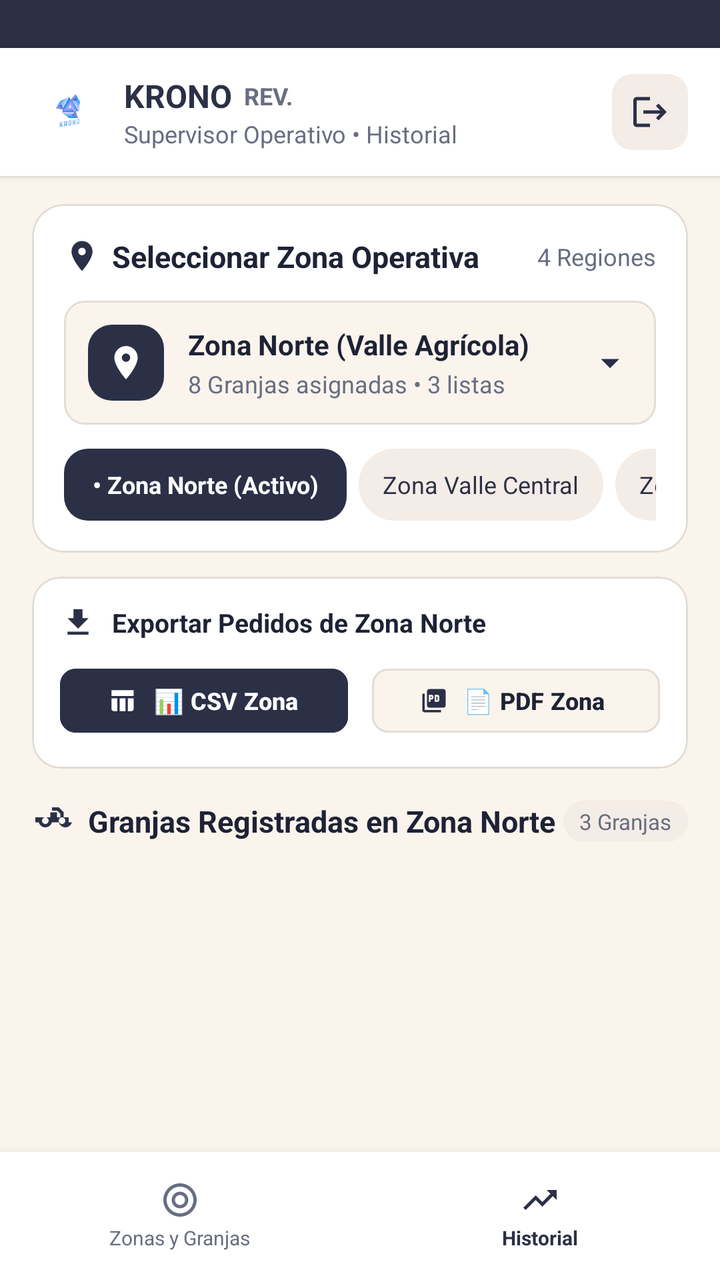
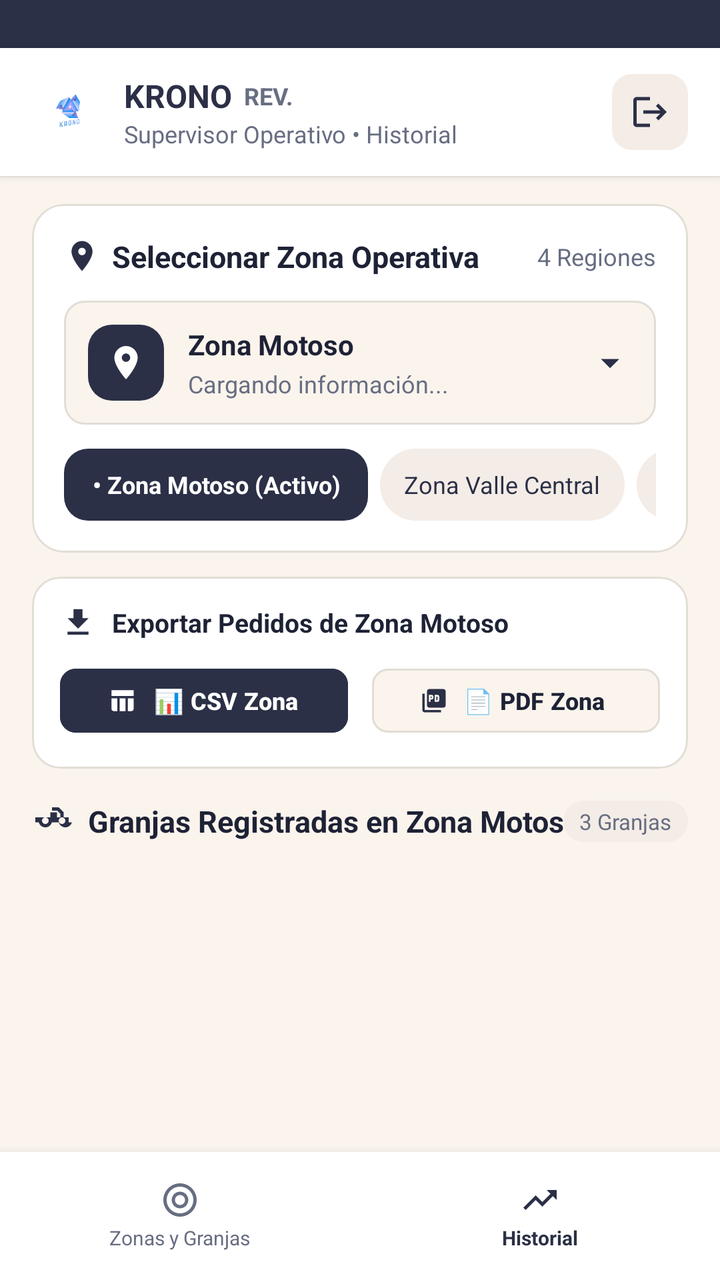

Compare the two renders of this Android layout. The source of the first and the diff that turns it into the second are given below.
<!-- AndroidManifest.xml: application theme Theme.Ferreteria -->
<!-- res/layout/activity_sup_historial.xml -->
<?xml version="1.0" encoding="utf-8"?>
<RelativeLayout xmlns:android="http://schemas.android.com/apk/res/android"
    xmlns:app="http://schemas.android.com/apk/res-auto"
    xmlns:tools="http://schemas.android.com/tools"
    android:layout_width="match_parent"
    android:layout_height="match_parent"
    android:background="@color/krono_bg"
    tools:context=".SupervisorActivity">

    
    <View
        android:id="@+id/statusBarBg"
        android:layout_width="match_parent"
        android:layout_height="24dp"
        android:layout_alignParentTop="true"
        android:background="@color/krono_navy" />

    
    <LinearLayout
        android:id="@+id/topBar"
        android:layout_width="match_parent"
        android:layout_height="64dp"
        android:layout_below="@id/statusBarBg"
        android:background="@color/white"
        android:elevation="2dp"
        android:gravity="center_vertical"
        android:orientation="horizontal"
        android:paddingHorizontal="16dp">

        <ImageView
            android:layout_width="36dp"
            android:layout_height="36dp"
            android:contentDescription="@string/cd_logo"
            android:src="@drawable/logo" />

        <LinearLayout
            android:layout_width="0dp"
            android:layout_height="wrap_content"
            android:layout_marginStart="10dp"
            android:layout_weight="1"
            android:orientation="vertical">

            <LinearLayout
                android:layout_width="wrap_content"
                android:layout_height="wrap_content"
                android:gravity="center_vertical">

                <TextView
                    android:layout_width="wrap_content"
                    android:layout_height="wrap_content"
                    android:text="@string/app_name"
                    android:textColor="@color/krono_navy"
                    android:textSize="16sp"
                    android:textStyle="bold" />

                <TextView
                    android:layout_width="wrap_content"
                    android:layout_height="wrap_content"
                    android:layout_marginStart="6dp"
                    android:text="REV."
                    android:textColor="@color/krono_text_secondary"
                    android:textSize="12sp"
                    android:textStyle="bold" />
            </LinearLayout>

            <TextView
                android:layout_width="wrap_content"
                android:layout_height="wrap_content"
                android:text="Supervisor Operativo • Historial"
                android:textColor="@color/krono_text_secondary"
                android:textSize="12sp" />
        </LinearLayout>

        
        <FrameLayout
            android:id="@+id/btnBackLogin"
            android:layout_width="38dp"
            android:layout_height="38dp"
            android:background="@drawable/bg_icon_container"
            android:clickable="true"
            android:contentDescription="Cerrar sesión"
            android:focusable="true">

            <ImageView
                android:layout_width="20dp"
                android:layout_height="20dp"
                android:layout_gravity="center"
                android:contentDescription="Cerrar sesión"
                android:src="@drawable/ic_logout"
                app:tint="@color/krono_navy" />
        </FrameLayout>
    </LinearLayout>

    
    <LinearLayout
        android:id="@+id/bottomNav"
        android:layout_width="match_parent"
        android:layout_height="64dp"
        android:layout_alignParentBottom="true"
        android:background="@color/white"
        android:elevation="8dp"
        android:orientation="horizontal">

        
        <LinearLayout
            android:id="@+id/tabZonas"
            android:layout_width="0dp"
            android:layout_height="match_parent"
            android:layout_weight="1"
            android:gravity="center"
            android:orientation="vertical">

            <ImageView
                android:layout_width="20dp"
                android:layout_height="20dp"
                android:contentDescription="Zonas y Granjas"
                android:src="@drawable/ic_target"
                app:tint="@color/krono_text_secondary" />

            <TextView
                android:layout_width="wrap_content"
                android:layout_height="wrap_content"
                android:layout_marginTop="2dp"
                android:text="Zonas y Granjas"
                android:textColor="@color/krono_text_secondary"
                android:textSize="10sp" />
        </LinearLayout>

        
        <LinearLayout
            android:id="@+id/tabHistorial"
            android:layout_width="0dp"
            android:layout_height="match_parent"
            android:layout_weight="1"
            android:gravity="center"
            android:orientation="vertical">

            <ImageView
                android:layout_width="20dp"
                android:layout_height="20dp"
                android:contentDescription="Historial"
                android:src="@drawable/ic_trending_up"
                app:tint="@color/krono_navy" />

            <TextView
                android:layout_width="wrap_content"
                android:layout_height="wrap_content"
                android:layout_marginTop="2dp"
                android:text="Historial"
                android:textColor="@color/krono_navy"
                android:textSize="10sp"
                android:textStyle="bold" />
        </LinearLayout>
    </LinearLayout>

    
    <ScrollView
        android:id="@+id/scrollViewHistorial"
        android:layout_width="match_parent"
        android:layout_height="match_parent"
        android:layout_above="@id/bottomNav"
        android:layout_below="@id/topBar"
        android:fillViewport="true">

        <LinearLayout
            android:id="@+id/contentLayoutHistorial"
            android:layout_width="match_parent"
            android:layout_height="wrap_content"
            android:orientation="vertical"
            android:paddingHorizontal="16dp"
            android:paddingTop="14dp"
            android:paddingBottom="24dp">

            
            <com.google.android.material.card.MaterialCardView
                android:id="@+id/cardSelectZoneHistorial"
                android:layout_width="match_parent"
                android:layout_height="wrap_content"
                app:cardBackgroundColor="@color/white"
                app:cardCornerRadius="16dp"
                app:cardElevation="0dp"
                app:strokeColor="@color/krono_card_stroke"
                app:strokeWidth="1dp">

                <LinearLayout
                    android:layout_width="match_parent"
                    android:layout_height="wrap_content"
                    android:orientation="vertical"
                    android:padding="16dp">

                    <RelativeLayout
                        android:layout_width="match_parent"
                        android:layout_height="wrap_content">

                        <LinearLayout
                            android:layout_width="wrap_content"
                            android:layout_height="wrap_content"
                            android:layout_alignParentStart="true"
                            android:layout_centerVertical="true"
                            android:gravity="center_vertical">

                            <ImageView
                                android:layout_width="18dp"
                                android:layout_height="18dp"
                                android:contentDescription="Location"
                                android:src="@drawable/ic_location"
                                app:tint="@color/krono_navy" />

                            <TextView
                                android:layout_width="wrap_content"
                                android:layout_height="wrap_content"
                                android:layout_marginStart="6dp"
                                android:text="Seleccionar Zona Operativa"
                                android:textColor="@color/krono_navy_dark"
                                android:textSize="15sp"
                                android:textStyle="bold" />
                        </LinearLayout>

                        <TextView
                            android:id="@+id/txtCountRegionesHistorial"
                            android:layout_width="wrap_content"
                            android:layout_height="wrap_content"
                            android:layout_alignParentEnd="true"
                            android:layout_centerVertical="true"
                            android:text="4 Regiones"
                            android:textColor="@color/krono_text_secondary"
                            android:textSize="12sp" />
                    </RelativeLayout>

                    
                    <RelativeLayout
                        android:id="@+id/btnZoneDropdownHistorial"
                        android:layout_width="match_parent"
                        android:layout_height="wrap_content"
                        android:layout_marginTop="12dp"
                        android:background="@drawable/bg_cierre_box"
                        android:clickable="true"
                        android:focusable="true"
                        android:padding="12dp">

                        <FrameLayout
                            android:id="@+id/frameLocIconHistorial"
                            android:layout_width="38dp"
                            android:layout_height="38dp"
                            android:layout_alignParentStart="true"
                            android:layout_centerVertical="true"
                            android:background="@drawable/bg_button_primary">

                            <ImageView
                                android:layout_width="20dp"
                                android:layout_height="20dp"
                                android:layout_gravity="center"
                                android:contentDescription="Location"
                                android:src="@drawable/ic_location"
                                app:tint="@color/white" />
                        </FrameLayout>

                        <LinearLayout
                            android:layout_width="wrap_content"
                            android:layout_height="wrap_content"
                            android:layout_centerVertical="true"
                            android:layout_marginStart="12dp"
                            android:layout_toEndOf="@id/frameLocIconHistorial"
                            android:orientation="vertical">

                            <TextView
                                android:id="@+id/txtSelectedZoneTitleHistorial"
                                android:layout_width="wrap_content"
                                android:layout_height="wrap_content"
                                android:text="Zona Norte (Valle Agrícola)"
                                android:textColor="@color/krono_navy_dark"
                                android:textSize="14sp"
                                android:textStyle="bold" />

                            <TextView
                                android:id="@+id/txtSelectedZoneSubHistorial"
                                android:layout_width="wrap_content"
                                android:layout_height="wrap_content"
                                android:layout_marginTop="2dp"
                                android:text="8 Granjas asignadas • 3 listas"
                                android:textColor="@color/krono_text_secondary"
                                android:textSize="12sp" />
                        </LinearLayout>

                        <ImageView
                            android:layout_width="22dp"
                            android:layout_height="22dp"
                            android:layout_alignParentEnd="true"
                            android:layout_centerVertical="true"
                            android:contentDescription="Dropdown"
                            android:src="@drawable/ic_arrow_drop_down"
                            app:tint="@color/krono_navy" />
                    </RelativeLayout>

                    
                    <HorizontalScrollView
                        android:layout_width="match_parent"
                        android:layout_height="wrap_content"
                        android:layout_marginTop="12dp"
                        android:scrollbars="none">

                        <LinearLayout
                            android:id="@+id/containerZoneChipsHistorial"
                            android:layout_width="wrap_content"
                            android:layout_height="wrap_content"
                            android:orientation="horizontal">

                            
                            <TextView
                                android:id="@+id/chipHistorialNorte"
                                android:layout_width="wrap_content"
                                android:layout_height="36dp"
                                android:layout_marginEnd="6dp"
                                android:background="@drawable/bg_button_primary"
                                android:gravity="center"
                                android:paddingHorizontal="14dp"
                                android:text="• Zona Norte (Activo)"
                                android:textColor="@color/white"
                                android:textSize="12sp"
                                android:textStyle="bold" />

                            
                            <TextView
                                android:id="@+id/chipHistorialValle"
                                android:layout_width="wrap_content"
                                android:layout_height="36dp"
                                android:layout_marginEnd="6dp"
                                android:background="@drawable/bg_chip"
                                android:gravity="center"
                                android:paddingHorizontal="12dp"
                                android:text="Zona Valle Central"
                                android:textColor="@color/krono_chip_text"
                                android:textSize="12sp" />

                            
                            <TextView
                                android:id="@+id/chipHistorialSur"
                                android:layout_width="wrap_content"
                                android:layout_height="36dp"
                                android:layout_marginEnd="6dp"
                                android:background="@drawable/bg_chip"
                                android:gravity="center"
                                android:paddingHorizontal="12dp"
                                android:text="Zona Sur"
                                android:textColor="@color/krono_chip_text"
                                android:textSize="12sp" />

                            
                            <TextView
                                android:id="@+id/chipHistorialOccidente"
                                android:layout_width="wrap_content"
                                android:layout_height="36dp"
                                android:background="@drawable/bg_chip"
                                android:gravity="center"
                                android:paddingHorizontal="12dp"
                                android:text="Zona Occidente"
                                android:textColor="@color/krono_chip_text"
                                android:textSize="12sp" />
                        </LinearLayout>
                    </HorizontalScrollView>

                </LinearLayout>
            </com.google.android.material.card.MaterialCardView>

            
            <com.google.android.material.card.MaterialCardView
                android:id="@+id/cardExportZonaHistorial"
                android:layout_width="match_parent"
                android:layout_height="wrap_content"
                android:layout_marginTop="12dp"
                app:cardBackgroundColor="@color/white"
                app:cardCornerRadius="14dp"
                app:cardElevation="0dp"
                app:strokeColor="@color/krono_card_stroke"
                app:strokeWidth="1dp">

                <LinearLayout
                    android:layout_width="match_parent"
                    android:layout_height="wrap_content"
                    android:orientation="vertical"
                    android:padding="14dp">

                    <LinearLayout
                        android:layout_width="match_parent"
                        android:layout_height="wrap_content"
                        android:gravity="center_vertical"
                        android:orientation="horizontal">

                        <ImageView
                            android:layout_width="18dp"
                            android:layout_height="18dp"
                            android:contentDescription="Export"
                            android:src="@drawable/ic_download"
                            app:tint="@color/krono_navy" />

                        <TextView
                            android:id="@+id/txtTituloExportZona"
                            android:layout_width="0dp"
                            android:layout_height="wrap_content"
                            android:layout_marginStart="8dp"
                            android:layout_weight="1"
                            android:text="Exportar Pedidos de Zona Norte"
                            android:textColor="@color/krono_navy_dark"
                            android:textSize="13sp"
                            android:textStyle="bold" />
                    </LinearLayout>

                    <LinearLayout
                        android:layout_width="match_parent"
                        android:layout_height="wrap_content"
                        android:layout_marginTop="10dp"
                        android:orientation="horizontal">

                        
                        <com.google.android.material.button.MaterialButton
                            android:id="@+id/btnExportZonaCsv"
                            android:layout_width="0dp"
                            android:layout_height="40dp"
                            android:layout_marginEnd="6dp"
                            android:layout_weight="1"
                            android:backgroundTint="@color/krono_navy"
                            android:text="📊 CSV Zona"
                            android:textAllCaps="false"
                            android:textColor="@color/white"
                            android:textSize="12sp"
                            android:textStyle="bold"
                            app:cornerRadius="8dp"
                            app:icon="@drawable/ic_table_chart"
                            app:iconSize="14dp"
                            app:iconTint="@color/white" />

                        
                        <com.google.android.material.button.MaterialButton
                            android:id="@+id/btnExportZonaPdf"
                            style="@style/Widget.Material3.Button.OutlinedButton"
                            android:layout_width="0dp"
                            android:layout_height="40dp"
                            android:layout_marginStart="6dp"
                            android:layout_weight="1"
                            android:backgroundTint="#FAF4ED"
                            android:text="📄 PDF Zona"
                            android:textAllCaps="false"
                            android:textColor="@color/krono_navy_dark"
                            android:textSize="12sp"
                            android:textStyle="bold"
                            app:cornerRadius="8dp"
                            app:icon="@drawable/ic_picture_as_pdf"
                            app:iconSize="14dp"
                            app:iconTint="@color/krono_navy"
                            app:strokeColor="@color/krono_card_stroke"
                            app:strokeWidth="1dp" />
                    </LinearLayout>
                </LinearLayout>
            </com.google.android.material.card.MaterialCardView>

            
            <RelativeLayout
                android:layout_width="match_parent"
                android:layout_height="wrap_content"
                android:layout_marginTop="16dp">

                <LinearLayout
                    android:layout_width="wrap_content"
                    android:layout_height="wrap_content"
                    android:layout_alignParentStart="true"
                    android:gravity="center_vertical">

                    <ImageView
                        android:layout_width="20dp"
                        android:layout_height="20dp"
                        android:contentDescription="Farm List"
                        android:src="@drawable/ic_farm"
                        app:tint="@color/krono_navy" />

                    <TextView
                        android:id="@+id/txtHeaderGranjasHistorial"
                        android:layout_width="wrap_content"
                        android:layout_height="wrap_content"
                        android:layout_marginStart="8dp"
                        android:text="Granjas Registradas en Zona Norte"
                        android:textColor="@color/krono_navy_dark"
                        android:textSize="15sp"
                        android:textStyle="bold" />
                </LinearLayout>

                <TextView
                    android:id="@+id/txtCountVisiblesHistorial"
                    android:layout_width="wrap_content"
                    android:layout_height="wrap_content"
                    android:layout_alignParentEnd="true"
                    android:layout_centerVertical="true"
                    android:background="@drawable/bg_chip"
                    android:paddingHorizontal="8dp"
                    android:paddingVertical="3dp"
                    android:text="3 Granjas"
                    android:textColor="@color/krono_text_secondary"
                    android:textSize="11sp" />
            </RelativeLayout>

            
            <LinearLayout
                android:id="@+id/containerGranjasHistorial"
                android:layout_width="match_parent"
                android:layout_height="wrap_content"
                android:layout_marginTop="10dp"
                android:orientation="vertical" />

        </LinearLayout>
    </ScrollView>

</RelativeLayout>
<!-- resources referenced by this layout -->
<resources>
  <color name="krono_bg">#FAF4ED</color>
  <color name="krono_card_stroke">#E2DDD5</color>
  <color name="krono_chip_text">#2B3047</color>
  <color name="krono_navy">#2B3047</color>
  <color name="krono_navy_dark">#1E2235</color>
  <color name="krono_text_secondary">#686E82</color>
  <color name="white">#FFFFFFFF</color>
  <!-- drawable bg_button_primary (drawable) -->
  <?xml version="1.0" encoding="utf-8"?>
  <ripple xmlns:android="http://schemas.android.com/apk/res/android"
      android:color="#40FFFFFF">
      <item>
          <shape android:shape="rectangle">
              <solid android:color="@color/krono_navy" />
              <corners android:radius="12dp" />
          </shape>
      </item>
  </ripple>
  <!-- drawable bg_chip (drawable) -->
  <?xml version="1.0" encoding="utf-8"?>
  <shape xmlns:android="http://schemas.android.com/apk/res/android"
      android:shape="rectangle">
      <solid android:color="@color/krono_chip_bg" />
      <corners android:radius="50dp" />
  </shape>
  <!-- drawable bg_cierre_box (drawable) -->
  <?xml version="1.0" encoding="utf-8"?>
  <shape xmlns:android="http://schemas.android.com/apk/res/android"
      android:shape="rectangle">
      <solid android:color="#FAF4ED" />
      <stroke android:width="1dp" android:color="@color/krono_card_stroke" />
      <corners android:radius="10dp" />
  </shape>
  <!-- drawable bg_icon_container (drawable) -->
  <?xml version="1.0" encoding="utf-8"?>
  <shape xmlns:android="http://schemas.android.com/apk/res/android"
      android:shape="rectangle">
      <solid android:color="@color/krono_chip_bg" />
      <corners android:radius="10dp" />
  </shape>
  <!-- drawable ic_arrow_drop_down (drawable) -->
  <vector xmlns:android="http://schemas.android.com/apk/res/android"
      android:width="24dp"
      android:height="24dp"
      android:viewportWidth="24"
      android:viewportHeight="24">
    <path
        android:fillColor="#FF2B3047"
        android:pathData="M7,10l5,5 5,-5z"/>
  </vector>
  <!-- drawable ic_download (drawable) -->
  <vector xmlns:android="http://schemas.android.com/apk/res/android"
      android:width="24dp"
      android:height="24dp"
      android:viewportWidth="24"
      android:viewportHeight="24">
    <path
        android:fillColor="#FF2B3047"
        android:pathData="M19,9h-4V3H9v6H5l7,7 7,-7zM5,18v2h14v-2H5z"/>
  </vector>
  <!-- drawable ic_table_chart (drawable) -->
  <vector xmlns:android="http://schemas.android.com/apk/res/android"
      android:width="24dp"
      android:height="24dp"
      android:viewportWidth="24"
      android:viewportHeight="24">
    <path
        android:fillColor="#FF2B3047"
        android:pathData="M10,10.02h5V21h-5V10.02zM17,21h3c1.1,0 2,-0.9 2,-2v-9h-5v11zM3,19c0,1.1 0.9,2 2,2h3V10.02H3V19zM3,3v5h19V3H3z"/>
  </vector>
  <!-- drawable ic_trending_up (drawable) -->
  <vector xmlns:android="http://schemas.android.com/apk/res/android"
      android:width="24dp"
      android:height="24dp"
      android:viewportWidth="24"
      android:viewportHeight="24">
    <path
        android:fillColor="#FF2B3047"
        android:pathData="M16,6l2.29,2.29 -4.88,4.88 -4,-4L2,16.59 3.41,18l6,-6 4,4 6.3,-6.29L22,12V6z"/>
  </vector>
  <string name="app_name">KRONO</string>
  <string name="cd_logo">KRONO Logo</string>
  <style name="Theme.Ferreteria" parent="Base.Theme.Ferreteria" />
  <color name="krono_chip_bg">#F4ECE6</color>
  <style name="Base.Theme.Ferreteria" parent="Theme.Material3.DayNight.NoActionBar">
          <item name="android:statusBarColor">@color/krono_navy</item>
          <item name="android:windowLightStatusBar">false</item>
          <item name="colorPrimary">@color/krono_navy</item>
      </style>
  <!-- unchanged entries left out for length: 6 -->
</resources>

<!-- the commit's change to res/layout/activity_sup_historial.xml (unified diff, before → after) -->
@@ -267,7 +267,7 @@
                                 android:id="@+id/txtSelectedZoneTitleHistorial"
                                 android:layout_width="wrap_content"
                                 android:layout_height="wrap_content"
-                                android:text="Zona Norte (Valle Agrícola)"
+                                android:text="Zona Motoso"
                                 android:textColor="@color/krono_navy_dark"
                                 android:textSize="14sp"
                                 android:textStyle="bold" />
@@ -277,7 +277,7 @@
                                 android:layout_width="wrap_content"
                                 android:layout_height="wrap_content"
                                 android:layout_marginTop="2dp"
-                                android:text="8 Granjas asignadas • 3 listas"
+                                android:text="Cargando información..."
                                 android:textColor="@color/krono_text_secondary"
                                 android:textSize="12sp" />
                         </LinearLayout>
@@ -314,7 +314,7 @@
                                 android:background="@drawable/bg_button_primary"
                                 android:gravity="center"
                                 android:paddingHorizontal="14dp"
-                                android:text="• Zona Norte (Activo)"
+                                android:text="• Zona Motoso (Activo)"
                                 android:textColor="@color/white"
                                 android:textSize="12sp"
                                 android:textStyle="bold" />
@@ -399,7 +399,7 @@
                             android:layout_height="wrap_content"
                             android:layout_marginStart="8dp"
                             android:layout_weight="1"
-                            android:text="Exportar Pedidos de Zona Norte"
+                            android:text="Exportar Pedidos de Zona Motoso"
                             android:textColor="@color/krono_navy_dark"
                             android:textSize="13sp"
                             android:textStyle="bold" />
@@ -477,7 +477,7 @@
                         android:layout_width="wrap_content"
                         android:layout_height="wrap_content"
                         android:layout_marginStart="8dp"
-                        android:text="Granjas Registradas en Zona Norte"
+                        android:text="Granjas Registradas en Zona Motoso"
                         android:textColor="@color/krono_navy_dark"
                         android:textSize="15sp"
                         android:textStyle="bold" />
